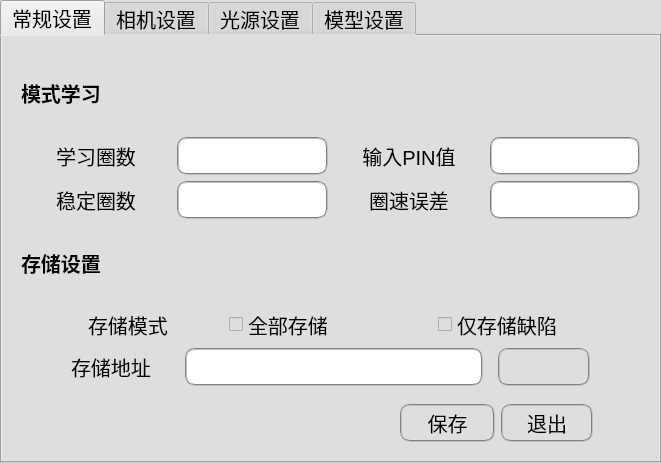
This is FabricUI/widget/ConfigWidget.ui in shuaih7/FabricUI as Qt 5 draws it before an edit. The edited form follows.
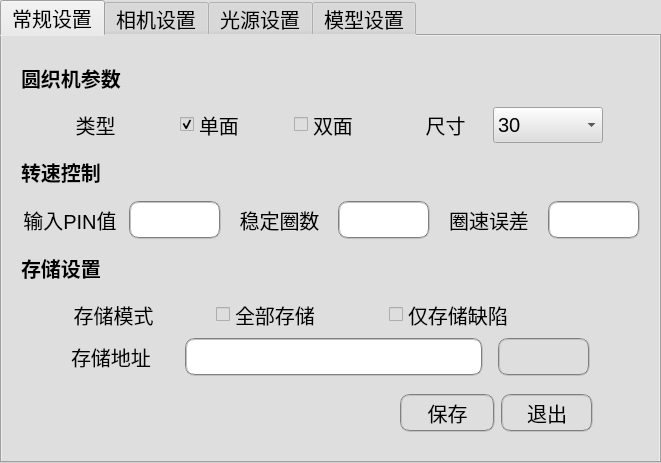
This is the edited form. Icons and pictures are not drawn. Custom widgets are drawn as their Qt base class.

What changed in the file:
```diff
--- a/FabricUI/widget/ConfigWidget.ui
+++ b/FabricUI/widget/ConfigWidget.ui
@@ -53,7 +53,7 @@
    </attribute>
    <layout class="QGridLayout" name="gridLayout_4">
     <item row="0" column="0">
-     <layout class="QVBoxLayout" name="verticalLayout_4" stretch="2,2,2,2,2,2,3">
+     <layout class="QVBoxLayout" name="verticalLayout_4" stretch="1,1,1,1,1,1,1,1">
       <property name="leftMargin">
        <number>10</number>
       </property>
@@ -67,21 +67,87 @@
        <number>10</number>
       </property>
       <item>
-       <widget class="QLabel" name="label_22">
+       <widget class="QLabel" name="label_23">
         <property name="styleSheet">
          <string notr="true">font: bold;</string>
         </property>
         <property name="text">
-         <string>模式学习</string>
+         <string>圆织机参数</string>
         </property>
        </widget>
       </item>
       <item>
-       <layout class="QHBoxLayout" name="horizontalLayout_19" stretch="1,1,1,1">
+       <layout class="QHBoxLayout" name="horizontalLayout_25" stretch="1,2,1,4,2,2,1">
+        <property name="spacing">
+         <number>10</number>
+        </property>
+        <item>
+         <spacer name="horizontalSpacer_36">
+          <property name="orientation">
+           <enum>Qt::Horizontal</enum>
+          </property>
+          <property name="sizeHint" stdset="0">
+           <size>
+            <width>40</width>
+            <height>20</height>
+           </size>
+          </property>
+         </spacer>
+        </item>
+        <item>
+         <widget class="QLabel" name="label_24">
+          <property name="text">
+           <string>类型</string>
+          </property>
+          <property name="alignment">
+           <set>Qt::AlignCenter</set>
+          </property>
+         </widget>
+        </item>
+        <item>
+         <spacer name="horizontalSpacer_38">
+          <property name="orientation">
+           <enum>Qt::Horizontal</enum>
+          </property>
+          <property name="sizeHint" stdset="0">
+           <size>
+            <width>40</width>
+            <height>20</height>
+           </size>
+          </property>
+         </spacer>
+        </item>
+        <item>
+         <layout class="QHBoxLayout" name="horizontalLayout_24">
+          <item>
+           <widget class="QCheckBox" name="btnSingleMachine">
+            <property name="text">
+             <string>单面</string>
+            </property>
+            <property name="checked">
+             <bool>true</bool>
+            </property>
+            <property name="autoExclusive">
+             <bool>true</bool>
+            </property>
+           </widget>
+          </item>
+          <item>
+           <widget class="QCheckBox" name="btnDoubleMachine">
+            <property name="text">
+             <string>双面</string>
+            </property>
+            <property name="autoExclusive">
+             <bool>true</bool>
+            </property>
+           </widget>
+          </item>
+         </layout>
+        </item>
         <item>
          <widget class="QLabel" name="label_28">
           <property name="text">
-           <string>学习圈数</string>
+           <string>尺寸</string>
           </property>
           <property name="alignment">
            <set>Qt::AlignCenter</set>
@@ -89,12 +155,46 @@
          </widget>
         </item>
         <item>
-         <widget class="QLineEdit" name="lrRevLine">
+         <widget class="QComboBox" name="comboBox">
+          <item>
+           <property name="text">
+            <string>30</string>
+           </property>
+          </item>
+         </widget>
+        </item>
+        <item>
+         <spacer name="horizontalSpacer_37">
+          <property name="orientation">
+           <enum>Qt::Horizontal</enum>
+          </property>
+          <property name="sizeHint" stdset="0">
+           <size>
+            <width>40</width>
+            <height>20</height>
+           </size>
+          </property>
+         </spacer>
+        </item>
+       </layout>
+      </item>
+      <item>
+       <widget class="QLabel" name="label_22">
           <property name="styleSheet">
-           <string notr="true">font-size: 20px;height: 30px;width: 80px; border:2px groove gray;border-radius:10px;padding:2px 4px; background-color:rgb(255,255,255)</string>
+         <string notr="true">font: bold;</string>
+        </property>
+        <property name="text">
+         <string>转速控制</string>
           </property>
          </widget>
         </item>
+      <item>
+       <layout class="QHBoxLayout" name="horizontalLayout_22">
+        <property name="spacing">
+         <number>10</number>
+        </property>
+        <item>
+         <layout class="QHBoxLayout" name="horizontalLayout_19" stretch="3,2">
         <item>
          <widget class="QLabel" name="label_25">
           <property name="text">
@@ -115,7 +215,7 @@
        </layout>
       </item>
       <item>
-       <layout class="QHBoxLayout" name="horizontalLayout_20" stretch="1,1,1,1">
+         <layout class="QHBoxLayout" name="horizontalLayout_20" stretch="3,2">
         <item>
          <widget class="QLabel" name="label_26">
           <property name="text">
@@ -133,6 +233,10 @@
           </property>
          </widget>
         </item>
+         </layout>
+        </item>
+        <item>
+         <layout class="QHBoxLayout" name="horizontalLayout_21" stretch="3,2">
         <item>
          <widget class="QLabel" name="label_27">
           <property name="text">
@@ -152,6 +256,8 @@
         </item>
        </layout>
       </item>
+       </layout>
+      </item>
       <item>
        <widget class="QLabel" name="label_19">
         <property name="styleSheet">
@@ -163,7 +269,7 @@
        </widget>
       </item>
       <item>
-       <layout class="QHBoxLayout" name="horizontalLayout_16" stretch="1,2,3,3">
+       <layout class="QHBoxLayout" name="horizontalLayout_23" stretch="1,3,9">
         <item>
          <spacer name="horizontalSpacer_13">
           <property name="orientation">
@@ -180,10 +286,12 @@
         <item>
          <widget class="QLabel" name="label_20">
           <property name="text">
-           <string>存储模式</string>
+           <string> 存储模式</string>
           </property>
          </widget>
         </item>
+        <item>
+         <layout class="QHBoxLayout" name="horizontalLayout_16" stretch="2,2,1">
         <item>
          <widget class="QCheckBox" name="btnSaveAll">
           <property name="text">
@@ -204,6 +312,21 @@
           </property>
          </widget>
         </item>
+          <item>
+           <spacer name="horizontalSpacer_39">
+            <property name="orientation">
+             <enum>Qt::Horizontal</enum>
+            </property>
+            <property name="sizeHint" stdset="0">
+             <size>
+              <width>40</width>
+              <height>20</height>
+             </size>
+            </property>
+           </spacer>
+          </item>
+         </layout>
+        </item>
        </layout>
       </item>
       <item>
@@ -278,6 +401,9 @@
         <property name="topMargin">
          <number>12</number>
         </property>
+        <property name="bottomMargin">
+         <number>10</number>
+        </property>
         <item>
          <spacer name="horizontalSpacer_34">
           <property name="orientation">
```
Left out of the diff: 38 changed lines with no effect on the pictures. Lines whose indentation alone changed are shown as unchanged.
